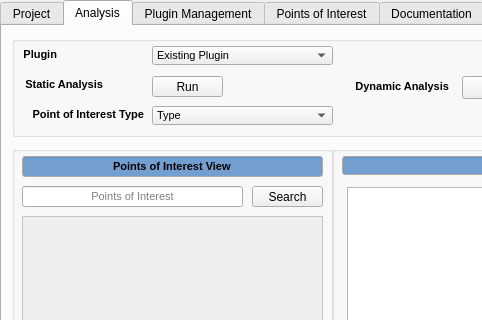
gjjuarez/BEAT, file BEAT View/ui_files/BEAT.ui: the form before one commit; both pictures show x 0 to 482 and y 0 to 320 of the 934 by 557 pixel window.
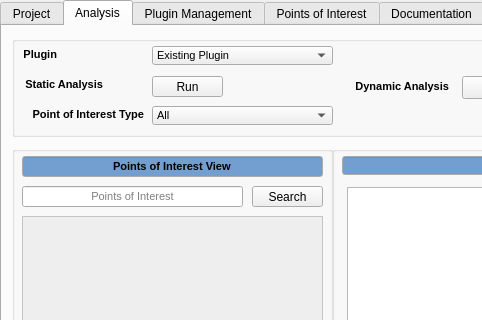
The form after the commit.

Commit message: Changed values of type dropdown in analysis tab

What changed in the file:
```diff
--- a/BEAT View/ui_files/BEAT.ui
+++ b/BEAT View/ui_files/BEAT.ui
@@ -3178,9 +3178,12 @@
         <bold>false</bold>
        </font>
       </property>
+      <property name="currentText">
+       <string>All</string>
+      </property>
       <item>
        <property name="text">
-        <string>Type</string>
+        <string>All</string>
        </property>
       </item>
       <item>
```
Left out of the diff: 2 changed lines with no effect on the pictures. The commit also changes 1 other file.
